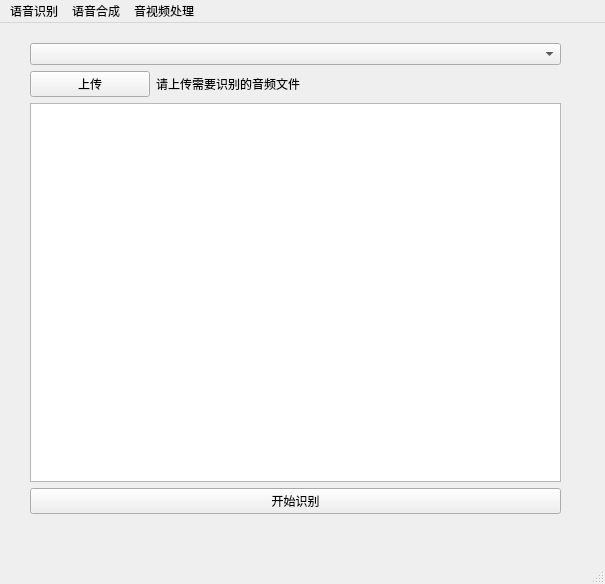
The window that FunASR-GUI/src/ui/main.ui (boomytc/FunASR-GUI) describes before a commit, drawn with Qt 5.
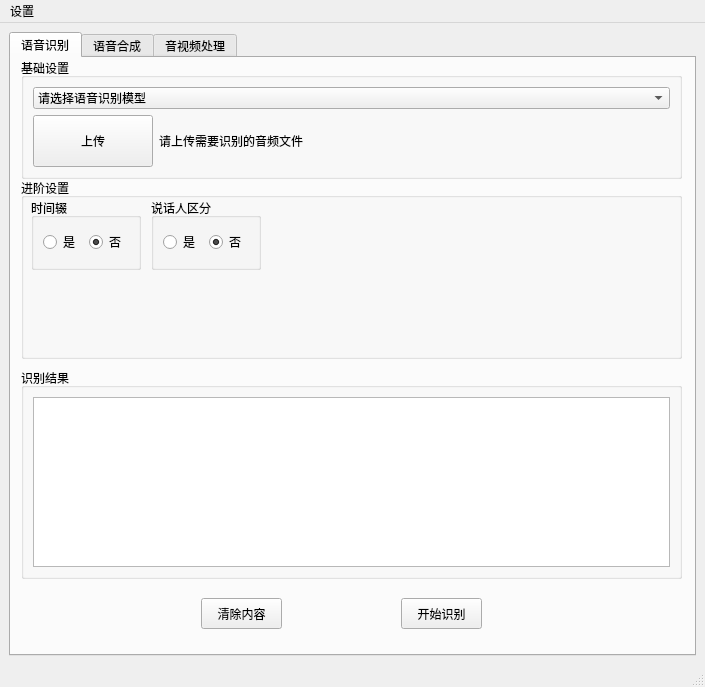
The same window after the commit.

Commit message: 重构优化代码结构，增加说话人区分和时间辍模式功能

The edit to the form file:
```diff
--- a/FunASR-GUI/src/ui/main.ui
+++ b/FunASR-GUI/src/ui/main.ui
@@ -6,28 +6,47 @@
    <rect>
     <x>0</x>
     <y>0</y>
-    <width>605</width>
-    <height>584</height>
+    <width>705</width>
+    <height>687</height>
    </rect>
   </property>
   <property name="windowTitle">
    <string>FunASR-GUI</string>
   </property>
   <widget class="QWidget" name="centralwidget">
-   <widget class="QWidget" name="layoutWidget">
+   <layout class="QGridLayout" name="gridLayout">
+    <item row="0" column="0">
+     <widget class="QTabWidget" name="tabWidget">
+      <property name="currentIndex">
+       <number>0</number>
+      </property>
+      <widget class="QWidget" name="tab_asr">
+       <attribute name="title">
+        <string>语音识别</string>
+       </attribute>
+       <widget class="QGroupBox" name="groupBox">
     <property name="geometry">
      <rect>
-      <x>30</x>
-      <y>20</y>
-      <width>531</width>
-      <height>471</height>
-     </rect>
-    </property>
-    <layout class="QVBoxLayout" name="verticalLayout">
+          <x>10</x>
+          <y>0</y>
+          <width>661</width>
+          <height>121</height>
+         </rect>
+        </property>
+        <property name="title">
+         <string>基础设置</string>
+        </property>
+        <layout class="QGridLayout" name="gridLayout_2">
+         <item row="0" column="0">
+          <widget class="QComboBox" name="combox_modelSelect">
      <item>
-      <widget class="QComboBox" name="combox_modelSelect"/>
-     </item>
-     <item>
+            <property name="text">
+             <string>请选择语音识别模型</string>
+            </property>
+           </item>
+          </widget>
+         </item>
+         <item row="1" column="0">
       <layout class="QHBoxLayout" name="horizontalLayout">
        <item>
         <widget class="QPushButton" name="btn_upload_audio">
@@ -51,46 +70,215 @@
        </item>
       </layout>
      </item>
-     <item>
-      <widget class="QTextEdit" name="txtEdit_result"/>
-     </item>
-     <item>
+        </layout>
+       </widget>
+       <widget class="QGroupBox" name="groupBox_2">
+        <property name="geometry">
+         <rect>
+          <x>10</x>
+          <y>310</y>
+          <width>661</width>
+          <height>211</height>
+         </rect>
+        </property>
+        <property name="title">
+         <string>识别结果</string>
+        </property>
+        <layout class="QGridLayout" name="gridLayout_3">
+         <item row="0" column="0">
+          <widget class="QTextEdit" name="txtEdit_result">
+           <property name="readOnly">
+            <bool>true</bool>
+           </property>
+          </widget>
+         </item>
+        </layout>
+       </widget>
+       <widget class="QPushButton" name="btn_asr_clear">
+        <property name="geometry">
+         <rect>
+          <x>190</x>
+          <y>540</y>
+          <width>81</width>
+          <height>31</height>
+         </rect>
+        </property>
+        <property name="text">
+         <string>清除内容</string>
+        </property>
+       </widget>
+       <widget class="QGroupBox" name="groupBox_3">
+        <property name="geometry">
+         <rect>
+          <x>10</x>
+          <y>120</y>
+          <width>661</width>
+          <height>181</height>
+         </rect>
+        </property>
+        <property name="title">
+         <string>进阶设置</string>
+        </property>
+        <widget class="QGroupBox" name="groupBox_4">
+         <property name="geometry">
+          <rect>
+           <x>10</x>
+           <y>20</y>
+           <width>110</width>
+           <height>72</height>
+          </rect>
+         </property>
+         <property name="title">
+          <string>时间辍</string>
+         </property>
+         <layout class="QGridLayout" name="gridLayout_4">
+          <item row="0" column="0">
+           <widget class="QRadioButton" name="radiobtn_timestampY">
+            <property name="text">
+             <string>是</string>
+            </property>
+           </widget>
+          </item>
+          <item row="0" column="1">
+           <widget class="QRadioButton" name="radiobtn_timestampN">
+            <property name="text">
+             <string>否</string>
+            </property>
+            <property name="checked">
+             <bool>true</bool>
+            </property>
+           </widget>
+          </item>
+         </layout>
+        </widget>
+        <widget class="QGroupBox" name="groupBox_5">
+         <property name="geometry">
+          <rect>
+           <x>130</x>
+           <y>20</y>
+           <width>110</width>
+           <height>72</height>
+          </rect>
+         </property>
+         <property name="title">
+          <string>说话人区分</string>
+         </property>
+         <layout class="QGridLayout" name="gridLayout_5">
+          <item row="0" column="0">
+           <widget class="QRadioButton" name="radiobtn_spkY">
+            <property name="text">
+             <string>是</string>
+            </property>
+           </widget>
+          </item>
+          <item row="0" column="1">
+           <widget class="QRadioButton" name="radiobtn_spkN">
+            <property name="text">
+             <string>否</string>
+            </property>
+            <property name="checked">
+             <bool>true</bool>
+            </property>
+           </widget>
+          </item>
+         </layout>
+        </widget>
+       </widget>
       <widget class="QPushButton" name="btn_asr">
+        <property name="geometry">
+         <rect>
+          <x>390</x>
+          <y>540</y>
+          <width>81</width>
+          <height>31</height>
+         </rect>
+        </property>
        <property name="text">
         <string>开始识别</string>
        </property>
       </widget>
-     </item>
-    </layout>
-   </widget>
+      </widget>
+      <widget class="QWidget" name="tab_tts">
+       <attribute name="title">
+        <string>语音合成</string>
+       </attribute>
+       <widget class="QGroupBox" name="groupBox_7">
+        <property name="geometry">
+         <rect>
+          <x>20</x>
+          <y>10</y>
+          <width>601</width>
+          <height>121</height>
+         </rect>
+        </property>
+        <property name="title">
+         <string>基础设置</string>
+        </property>
+       </widget>
+       <widget class="QGroupBox" name="groupBox_8">
+        <property name="geometry">
+         <rect>
+          <x>20</x>
+          <y>170</y>
+          <width>621</width>
+          <height>241</height>
+         </rect>
+        </property>
+        <property name="title">
+         <string>进阶设置</string>
+        </property>
+        <widget class="QGroupBox" name="groupBox_6">
+         <property name="geometry">
+          <rect>
+           <x>20</x>
+           <y>30</y>
+           <width>211</width>
+           <height>111</height>
+          </rect>
+         </property>
+         <property name="title">
+          <string>音频</string>
+         </property>
+         <widget class="QLabel" name="label">
+          <property name="geometry">
+           <rect>
+            <x>10</x>
+            <y>30</y>
+            <width>67</width>
+            <height>17</height>
+           </rect>
+          </property>
+          <property name="text">
+           <string>说话速度</string>
+          </property>
+         </widget>
+        </widget>
+       </widget>
+      </widget>
+      <widget class="QWidget" name="tab_audioprocess">
+       <attribute name="title">
+        <string>音视频处理</string>
+       </attribute>
+      </widget>
+     </widget>
+    </item>
+   </layout>
   </widget>
   <widget class="QMenuBar" name="menubar">
    <property name="geometry">
     <rect>
      <x>0</x>
      <y>0</y>
-     <width>605</width>
+     <width>705</width>
      <height>27</height>
     </rect>
    </property>
    <widget class="QMenu" name="menu">
     <property name="title">
-     <string>语音识别</string>
-    </property>
-   </widget>
-   <widget class="QMenu" name="menu_2">
-    <property name="title">
-     <string>语音合成</string>
-    </property>
-   </widget>
-   <widget class="QMenu" name="menu_3">
-    <property name="title">
-     <string>音视频处理</string>
+     <string>设置</string>
     </property>
    </widget>
    <addaction name="menu"/>
-   <addaction name="menu_2"/>
-   <addaction name="menu_3"/>
   </widget>
   <widget class="QStatusBar" name="statusbar"/>
  </widget>
```
Lines whose indentation alone changed are shown as unchanged. The commit also changes 10 other files.
